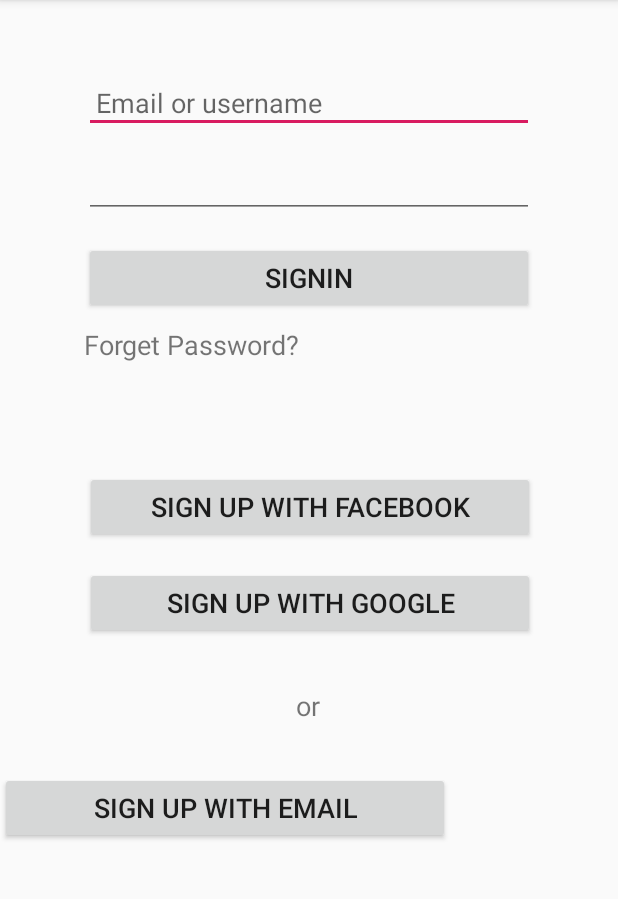
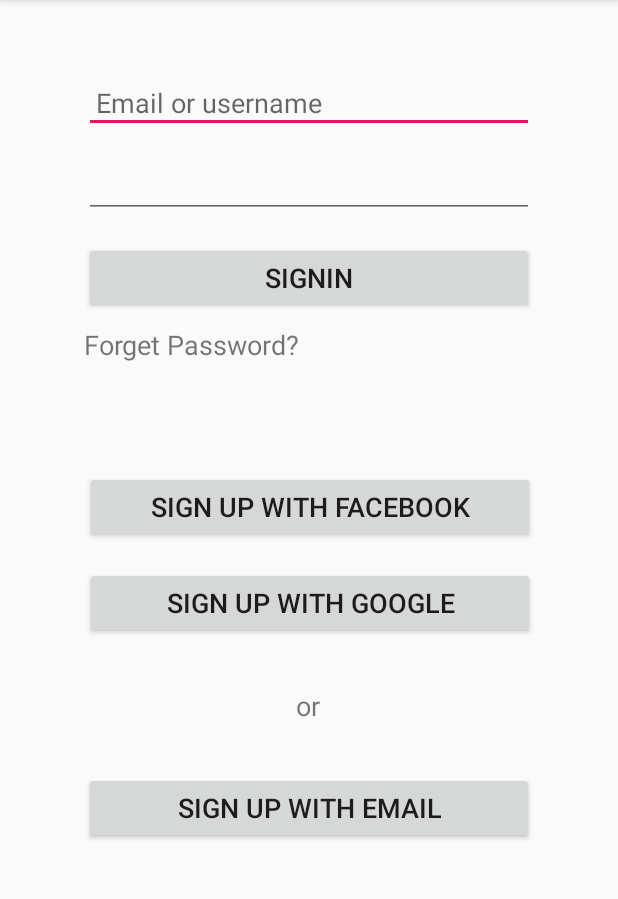
Before and after one commit to HotsumaKawashima/skills-swapping, an Android app: the fragment LoginFragment shown on its own in the app's theme, on a phone screen of 412 x 824 dp, the part 84-983 px from its top. Run offline under Robolectric (Android 15) with nearby library versions, the light colour scheme and no system bars.

Commit message:
Update attribute in fragment_login

```diff
--- a/app/src/main/res/layout/fragment_login.xml
+++ b/app/src/main/res/layout/fragment_login.xml
@@ -1,13 +1,12 @@
 <?xml version="1.0" encoding="utf-8"?>
 <FrameLayout xmlns:android="http://schemas.android.com/apk/res/android"
+    xmlns:app="http://schemas.android.com/apk/res-auto"
     xmlns:tools="http://schemas.android.com/tools"
     android:layout_width="match_parent"
     android:layout_height="match_parent"
     tools:context=".LoginFragment">
 
-    <androidx.constraintlayout.widget.ConstraintLayout xmlns:android="http://schemas.android.com/apk/res/android"
-        xmlns:app="http://schemas.android.com/apk/res-auto"
-        xmlns:tools="http://schemas.android.com/tools"
+    <androidx.constraintlayout.widget.ConstraintLayout
         android:layout_width="match_parent"
         android:layout_height="match_parent">
 
@@ -109,8 +108,7 @@
             android:padding="8dp"
             android:text="SIGN UP WITH EMAIL"
             android:textSize="18sp"
-            app:layout_constraintEnd_toEndO="parent"
-            app:layout_constraintHorizontal_bias="0.504"
+            app:layout_constraintEnd_toEndOf="parent"
             app:layout_constraintStart_toStartOf="parent"
             app:layout_constraintTop_toBottomOf="@+id/orTxt" />
 
```
